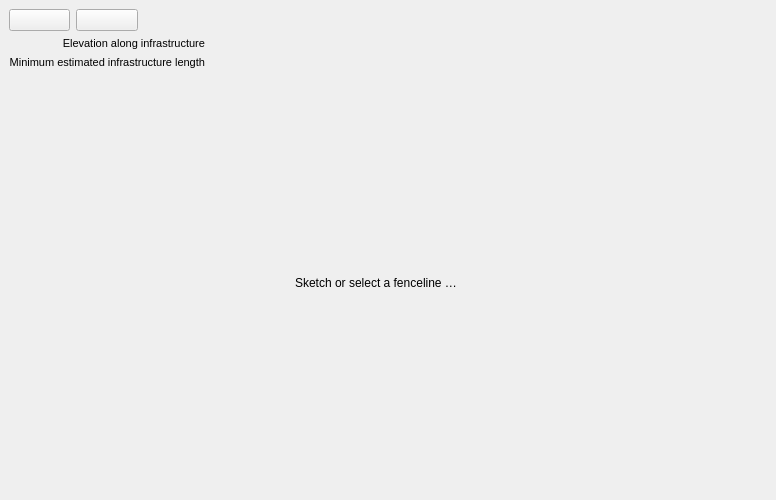
Trailmarker/paddock-power, file mlapp/src/views/infrastructure_view/infrastructure_view_dock_widget_base.ui: the form before one commit.
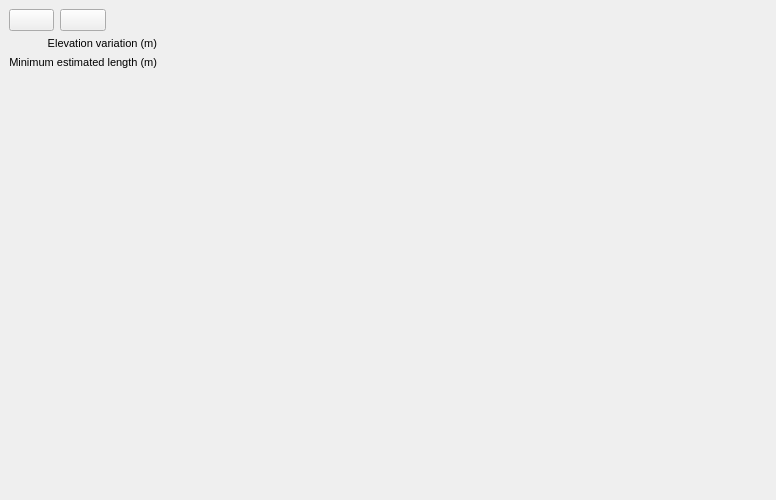
The form after the commit. Icons and pictures are not drawn. Custom widgets are drawn as their Qt base class.

Commit message: correct font definitions, Infrastructure View widget spacing etc

What changed in the file:
```diff
--- a/mlapp/src/views/infrastructure_view/infrastructure_view_dock_widget_base.ui
+++ b/mlapp/src/views/infrastructure_view/infrastructure_view_dock_widget_base.ui
@@ -64,22 +64,6 @@
                 </property>
               </widget>
             </item>
-            <item row="4" column="0" colspan="4">
-              <widget class="QLabel" name="placeholderLabel">
-                <property name="sizePolicy">
-                  <sizepolicy hsizetype="MinimumExpanding" vsizetype="MinimumExpanding">
-                    <horstretch>0</horstretch>
-                    <verstretch>0</verstretch>
-                  </sizepolicy>
-                </property>
-                <property name="text">
-                  <string>Sketch or select a fenceline …</string>
-                </property>
-                <property name="alignment">
-                  <set>Qt::AlignCenter</set>
-                </property>
-              </widget>
-            </item>
             <item row="1" column="1">
               <widget class="QPushButton" name="selectInfrastructureLineButton">
                 <property name="toolTip">
@@ -123,12 +107,10 @@
                 <property name="font">
                   <font>
                     <pointsize>8</pointsize>
-                    <weight>50</weight>
-                    <bold>false</bold>
                   </font>
                 </property>
                 <property name="text">
-                  <string>Minimum estimated infrastructure length</string>
+         <string>Minimum estimated length (m)</string>
                 </property>
                 <property name="alignment">
                   <set>Qt::AlignRight|Qt::AlignTrailing|Qt::AlignVCenter</set>
@@ -164,12 +146,10 @@
                 <property name="font">
                   <font>
                     <pointsize>8</pointsize>
-                    <weight>50</weight>
-                    <bold>false</bold>
                   </font>
                 </property>
                 <property name="text">
-                  <string notr="true">Elevation along infrastructure</string>
+         <string notr="true">Elevation variation (m)</string>
                 </property>
                 <property name="alignment">
                   <set>Qt::AlignRight|Qt::AlignTrailing|Qt::AlignVCenter</set>
@@ -205,6 +185,19 @@
             </item>
           </layout>
         </item>
+    <item>
+     <spacer name="verticalSpacer">
+      <property name="orientation">
+       <enum>Qt::Vertical</enum>
+      </property>
+      <property name="sizeHint" stdset="0">
+       <size>
+        <width>0</width>
+        <height>0</height>
+       </size>
+      </property>
+     </spacer>
+    </item>
       </layout>
     </widget>
   </widget>
```
Lines whose indentation alone changed are shown as unchanged. The commit also changes 3 other files.
